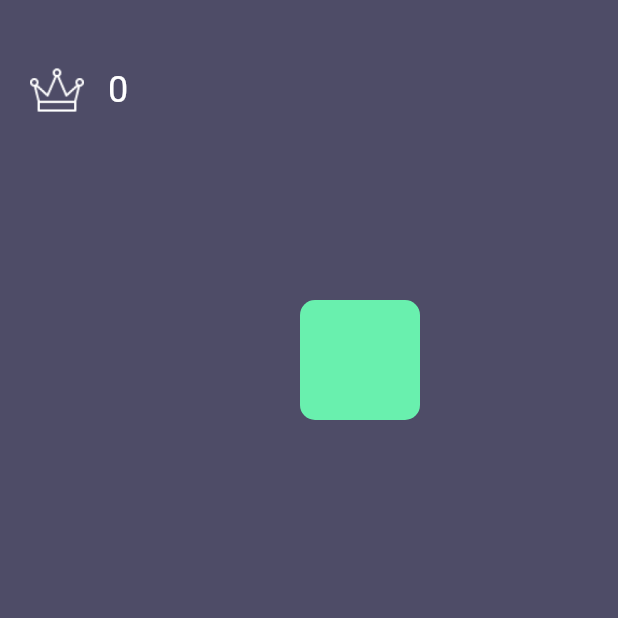
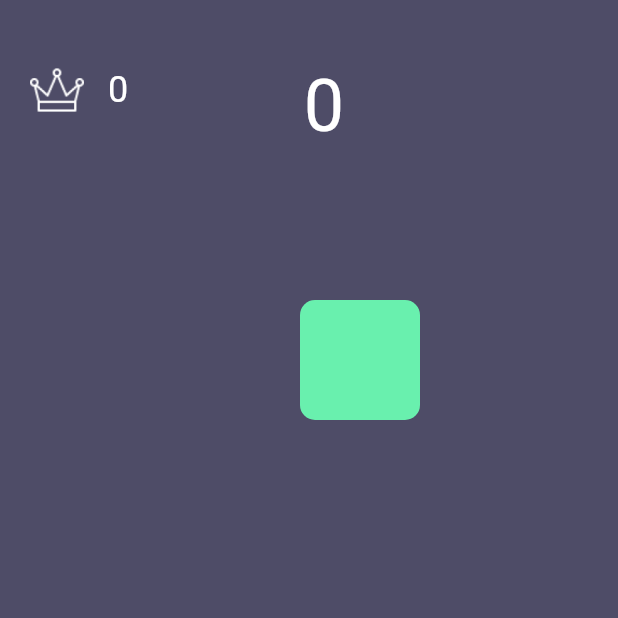
Before and after one commit to aligorithm/tapper, a Flutter app: the Game screen opened directly, on a phone screen of 412 x 824 dp, the top half of it. Run offline on Flutter 3.47's test engine with Material 2 defaults, Android fonts, the phone set to English and light mode, and no system bars; our stand-ins replace assets_audio_player, shared_preferences; missing offline and left inert: games_services, play_games, shared_preferences_web; accounts and stored records are empty.

Commit message:
new design

```diff
--- a/lib/game.dart
+++ b/lib/game.dart
@@ -3,12 +3,9 @@ import 'dart:math';
 import 'package:assets_audio_player/assets_audio_player.dart';
 import 'package:flutter/material.dart';
 import 'package:games_services/games_services.dart';
-import 'package:games_services/models/score.dart';
 import 'package:play_games/play_games.dart';
 import 'package:provider/provider.dart';
-import 'package:shared_preferences/shared_preferences.dart';
 import 'package:tapper/game_provider.dart';
-import 'package:tapper/widgets/circlebutton.dart';
 import 'dart:io' show Platform;
 
 class Game extends StatefulWidget {
@@ -54,8 +51,6 @@ class _GameState extends State<Game> with WidgetsBindingObserver {
     Color(0XFF498205)
   ];
   Color _currentColor;
-  Color _backgroundColor = Colors.white;
-  SharedPreferences _sharedPreferences;
   GameProvider _provider;
   Size size;
   @override
@@ -80,16 +75,41 @@ class _GameState extends State<Game> with WidgetsBindingObserver {
           children: <Widget>[
             Column(
               children: <Widget>[
-                Padding(
-                  padding: const EdgeInsets.only(left: 20.0,top: 42.0),
-                  child: SafeArea(
-                    child: Row(children: <Widget>[
-                      Image.asset('assets/images/crown.png',height: 36.0,),
-                      Padding(
-                        padding: EdgeInsets.only(left:16.0),
-                        child: Text(_provider.record.toString(),style: TextStyle(fontSize:24.0,color:Colors.white),),
-                      ),
-                    ]),
+                SafeArea(
+                  child: Padding(
+                    padding: const EdgeInsets.only(left: 20.0, top: 42.0),
+                    child: Stack(
+                      children: [
+                        Row(children: <Widget>[
+                          Image.asset(
+                            'assets/images/crown.png',
+                            height: 36.0,
+                          ),
+                          Padding(
+                            padding: EdgeInsets.only(left: 16.0),
+                            child: Text(
+                              _provider.record.toString(),
+                              style: TextStyle(
+                                  fontSize: 24.0, color: Colors.white),
+                            ),
+                          ),
+                        ]),
+                        Row(
+                          mainAxisAlignment: MainAxisAlignment.center,
+                          children: [
+                            Text(_score.toString(),
+                                style: TextStyle(
+                                    fontSize: 48.0, color: Colors.white)),
+                            Visibility(
+                                visible: _newRecord,
+                                child: Image.asset(
+                                  'assets/images/fire.png',
+                                  height: 40.0,
+                                ))
+                          ],
+                        )
+                      ],
+                    ),
                   ),
                 )
               ],
@@ -117,6 +137,54 @@ class _GameState extends State<Game> with WidgetsBindingObserver {
                 ),
               ),
             ),
+            Positioned(
+                width: size.width,
+                top: size.height * .5,
+                child: Visibility(
+                  visible: _gameOver,
+                  child: Column(
+                    mainAxisAlignment: MainAxisAlignment.center,
+                    children: [
+                      Row(
+                        mainAxisAlignment: MainAxisAlignment.center,
+                        children: [
+                          IconButton(
+                              icon:
+                                  Image.asset('assets/images/leaderboard.png'),
+                              iconSize: 80,
+                              onPressed: () {
+                                Platform.isIOS
+                                    ? GamesServices.showLeaderboards(
+                                        iOSLeaderboardID: 'highscores')
+                                    : PlayGames.showLeaderboard(
+                                        "CgkIiqT5p9YdEAIQAQ");
+                              }),
+                          SizedBox(
+                            width: 64.0,
+                          ),
+                          IconButton(
+                              icon: Image.asset(_provider.soundOn
+                                  ? 'assets/images/sound.png'
+                                  : 'assets/images/sound_muted.png'),
+                              iconSize: 80,
+                              onPressed: () {
+                                _provider.soundOn = !_provider.soundOn;
+                              }),
+                        ],
+                      ),
+                      SizedBox(
+                        height: size.height * .05,
+                      ),
+                      IconButton(
+                        iconSize: 80.0,
+                        icon: Image.asset('assets/images/play.png'),
+                        onPressed: () {
+                          _restartGame();
+                        },
+                      ),
+                    ],
+                  ),
+                ))
           ],
         ),
       ),
@@ -200,11 +268,10 @@ class _GameState extends State<Game> with WidgetsBindingObserver {
         _timeLimit -= 50;
         _currentColor = _colors[_random.nextInt(_colors.length)];
       });
-      _flicker();
     }
     await Future.delayed(Duration(milliseconds: _timeLimit));
     double left = 50 + _random.nextInt(size.width.toInt() - 130).toDouble();
-    double top = 50 + _random.nextInt(size.height.toInt() - 130).toDouble();
+    double top = 50 + _random.nextInt(size.height.toInt() - (size.height * .2).toInt()).toDouble();
     int _randomBadBoxChecker = _random.nextInt(2);
     if (_randomBadBoxChecker == 1) {
       setState(() {
@@ -229,18 +296,18 @@ class _GameState extends State<Game> with WidgetsBindingObserver {
     return;
   }
 
-  Future<void> _flicker({Color color}) async {
-    if (color == null) {
-      color = _currentColor;
-    }
-    setState(() {
-      _backgroundColor = color.withAlpha(100);
-    });
-    await Future.delayed(Duration(milliseconds: 200));
-    setState(() {
-      _backgroundColor = Colors.white;
-    });
-  }
+  // Future<void> _flicker({Color color}) async {
+  //   if (color == null) {
+  //     color = _currentColor;
+  //   }
+  //   setState(() {
+  //     _backgroundColor = color.withAlpha(100);
+  //   });
+  //   await Future.delayed(Duration(milliseconds: 200));
+  //   setState(() {
+  //     _backgroundColor = Colors.white;
+  //   });
+  // }
 
   @override
   void dispose() {
--- a/lib/home.dart
+++ b/lib/home.dart
@@ -128,7 +128,7 @@ class _HomeState extends State<Home> with WidgetsBindingObserver {
                 onPressed: () {
                   _audioPlayer.stop();
                   Navigator.of(context)
-                      .push(MaterialPageRoute(builder: (_) => Game()));
+                      .pushReplacement(MaterialPageRoute(builder: (_) => Game()));
                 }),
           ],
         ));
```
Also changed, not shown: assets/images/fire.png (added), 1 other file.
